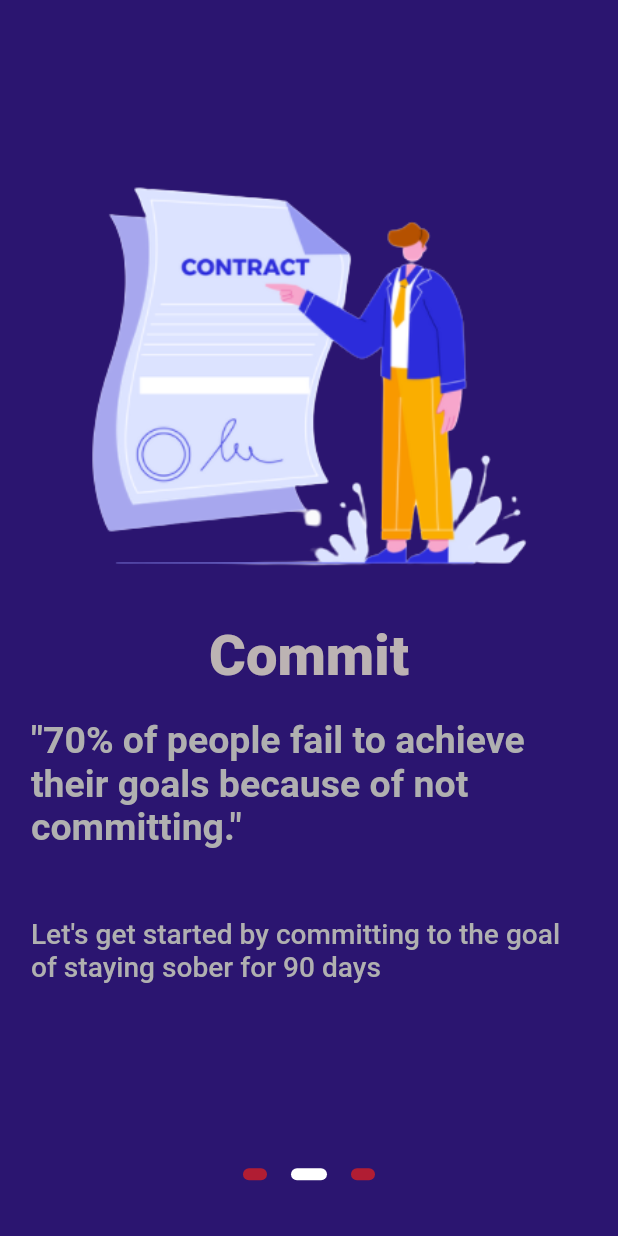
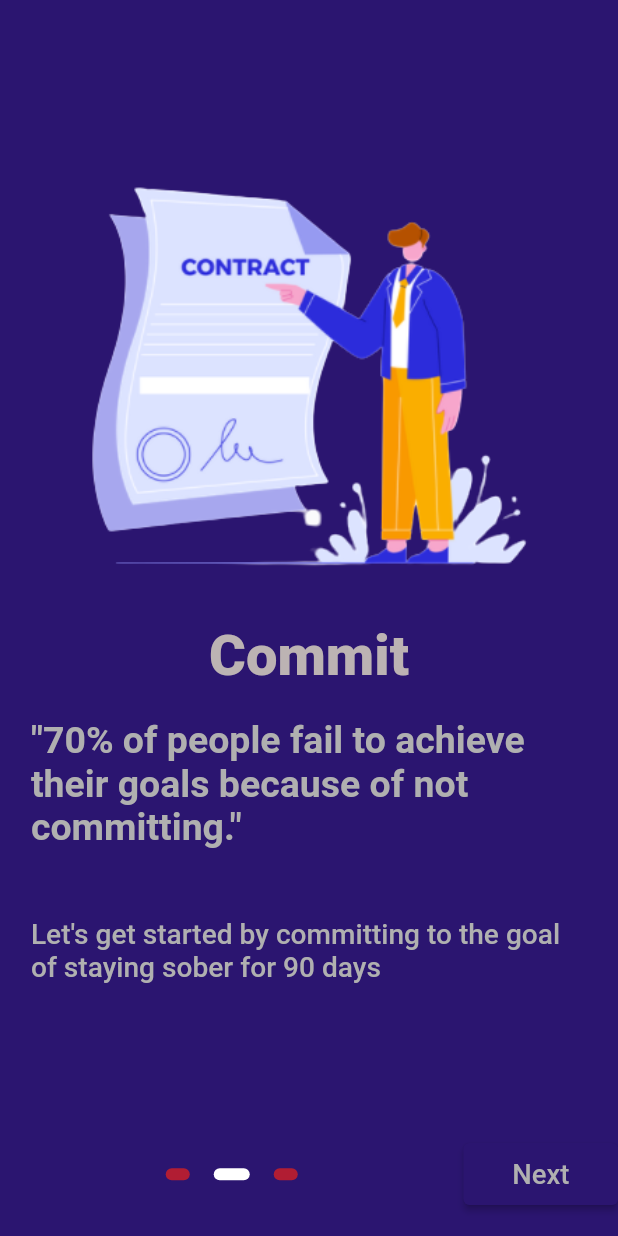
Before and after one commit to PratyayDhond/Hack_Odisha, a Flutter app: the screen it shows after launch, swiped to page 2, on a phone screen of 412 x 824 dp. Run offline on Flutter 3.47's test engine with Material 2 defaults, Android fonts, the light colour scheme and no system bars; our stand-ins replace hexcolor.

Commit message:
Onboarding Completed
Added the functionality for the traversing button in onboarding page

```diff
--- a/lib/onboarding.dart
+++ b/lib/onboarding.dart
@@ -1,5 +1,6 @@
 import 'package:flutter/cupertino.dart';
 import 'package:flutter/material.dart';
+import 'package:hack_odisha/main.dart';
 import 'package:hexcolor/hexcolor.dart';
 import 'ViewModel/onBoarding_VM.dart';
 
@@ -14,8 +15,10 @@ class _OnBoardingState extends State<OnBoarding> {
   final int _noOfPages = 3;
   final PageController pageController = PageController(initialPage: 0);
   int _currentPage = 0;
+  String buttonText = "Next";
 
   List<Widget> _buildPageIndicator(){
+    buttonText = _currentPage==2 ? "Let\'s go" : "Next";
     List<Widget> list = [];
     for(int i=0;i<_noOfPages;i++){
       list.add(i==_currentPage ? _indicator(true) : _indicator(false));
@@ -24,6 +27,7 @@ class _OnBoardingState extends State<OnBoarding> {
   }
 
   Widget _indicator(bool isActive){
+
     return AnimatedContainer(duration: Duration(milliseconds: 150),
     margin: EdgeInsets.symmetric(horizontal: 8.0),
       height: 8.0,
@@ -53,6 +57,7 @@ class _OnBoardingState extends State<OnBoarding> {
                     onPageChanged: (int page){
                       setState(() {
                         _currentPage = page;
+                        print(pageController);
                       }
                       );
                     },
@@ -279,6 +284,7 @@ class _OnBoardingState extends State<OnBoarding> {
                                               fontSize: _mediaQuery.height/44
                                           ),
                                         ),
+
                                       ],
                                     ),
                                   ),
@@ -293,8 +299,38 @@ class _OnBoardingState extends State<OnBoarding> {
                 ),
                 Expanded(
                   child: Row(
-                    mainAxisAlignment: MainAxisAlignment.center,
-                    children: _buildPageIndicator(),
+                    children: [
+                      Expanded(
+                        child: Row(
+                          mainAxisAlignment: MainAxisAlignment.center,
+                          children: _buildPageIndicator(),
+                        ),
+                      ),
+                      SizedBox(
+                        width: _mediaQuery.width/4,
+                        height: _mediaQuery.height/20,
+                        child: ElevatedButton(
+                          onPressed: (){
+                            _currentPage < 2 ? _currentPage++ : Navigator.push(context, MaterialPageRoute(
+                                builder: (context) => Container())
+                            );
+                            pageController.nextPage(duration: Duration(milliseconds: 10), curve: Curves.easeIn);
+                            setState(() {});
+                          },
+                          child: Text(
+                            '${buttonText}',
+                            style: TextStyle(
+                              color: HexColor("#ffB0B0B0"),
+                              fontSize: _mediaQuery.height/45,
+                            ),
+                          ),
+                          style: ButtonStyle(
+                            backgroundColor: MaterialStateProperty.all(HexColor("#ff2B1570")),
+
+                          ),
+                        ),
+                      )
+                    ],
                   ),
                 )
               ],
```
